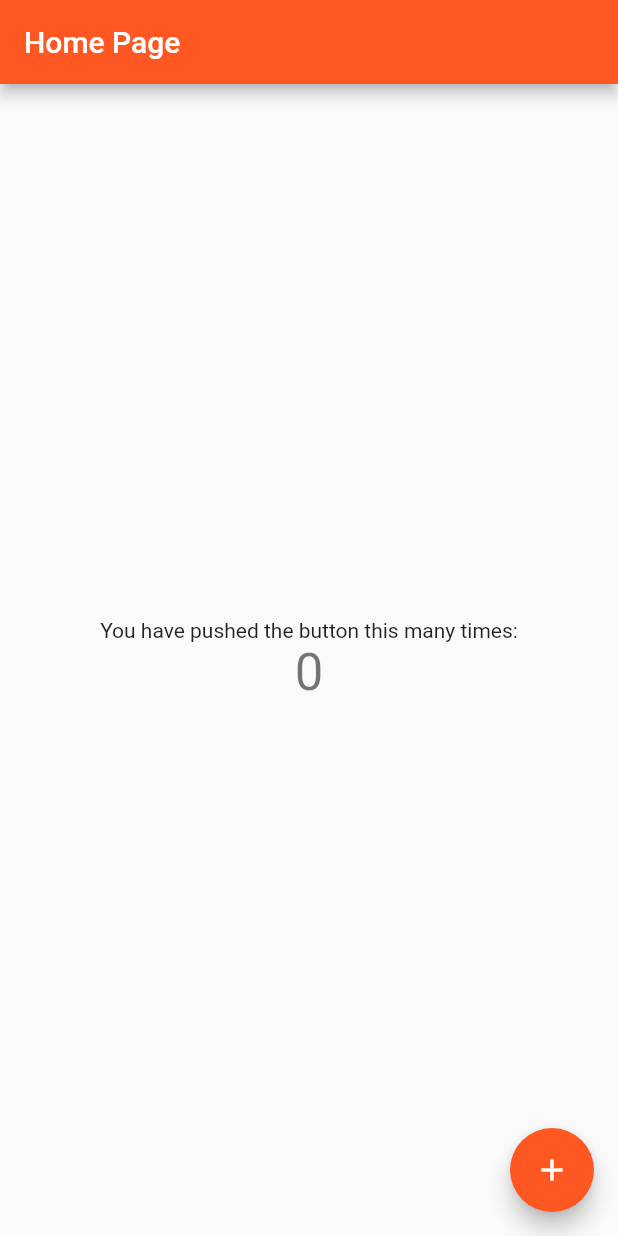
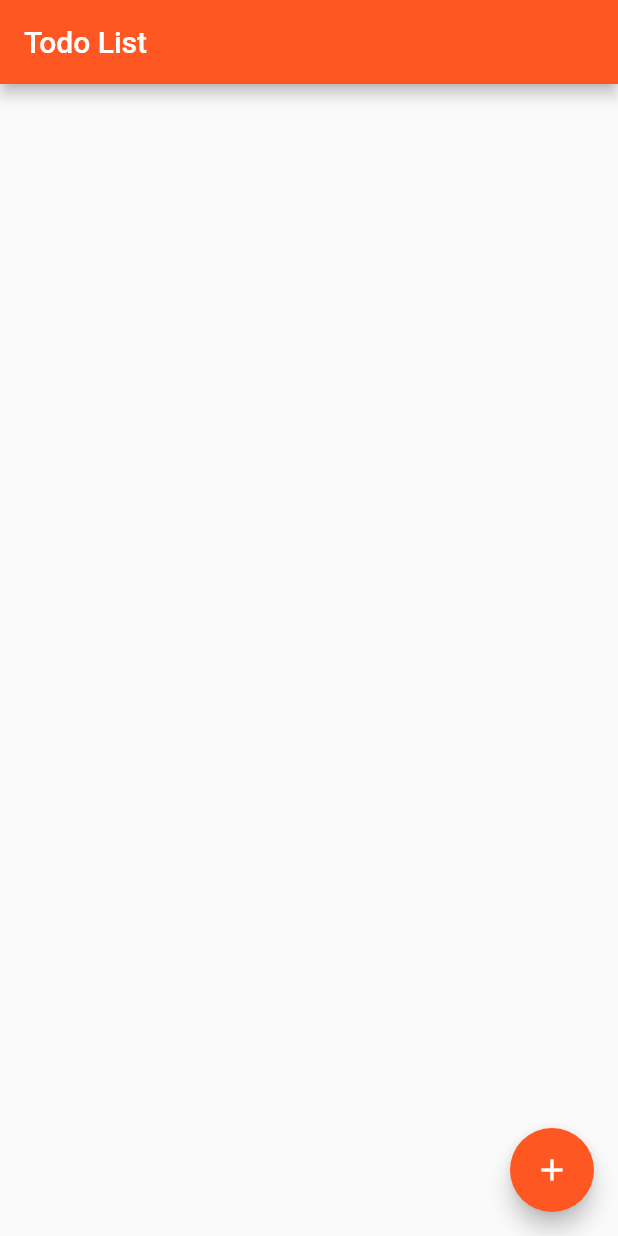
Before and after one commit to spokk/jython-todo, a Flutter app: the screen it shows after launch, on a phone screen of 412 x 824 dp. Run offline on Flutter 3.47's test engine with Material 2 defaults, Android fonts, the phone set to English and light mode, and no system bars.

Commit message:
Simple todo (#14)
* Add state

* Todo list ui backbone

* Add mock lib for dart and add widget test

* update test

```diff
--- a/mobile-app/mobile_app/lib/main.dart
+++ b/mobile-app/mobile_app/lib/main.dart
@@ -5,82 +5,112 @@ void main() => runApp(MyApp());
 class MyApp extends StatelessWidget {
   @override
   Widget build(BuildContext context) {
-    return MaterialApp(
+    return new MaterialApp(
       title: 'TODO',
       theme: ThemeData(
         primarySwatch: Colors.deepOrange,
       ),
-      home: MyHomePage(title: 'Home Page'),
+      home: new TodoList()
     );
   }
 }
 
-class MyHomePage extends StatefulWidget {
-  MyHomePage({Key key, this.title}) : super(key: key);
-  final String title;
-
+class TodoList extends StatefulWidget {
   @override
-  _MyHomePageState createState() => _MyHomePageState();
+  createState () => new TodoListState();
 }
 
-class _MyHomePageState extends State<MyHomePage> {
-  int _counter = 0;
+class TodoListState extends State<TodoList> {
+  List<String> _todoItems = [];
 
-  void _incrementCounter() {
-    setState(() {
-      _counter++;
-    });
+  void _addTodoItem(String task) {
+    if (task.length > 0) {
+      setState(() => _todoItems.add(task));
+    }
+  }
+
+  void _removeTodoItem(int index) {
+    setState(() => _todoItems.removeAt(index));
+  }
+
+  void _promptRemoveTodoItem(int index) {
+    showDialog(
+      context: context,
+      builder: (BuildContext context) {
+        return new AlertDialog(
+          title: new Text('Mark "${_todoItems[index]}" as done?'),
+          actions: <Widget>[
+            new FlatButton(
+              child: new Text('CANCEL'),
+              onPressed: () => Navigator.of(context).pop(),
+            ),
+            new FlatButton(
+              child: new Text('MARK AS DONE'),
+              onPressed: () {
+                _removeTodoItem(index);
+                Navigator.of(context).pop();
+              },
+            )
+          ],
+        );
+      }
+    );
+  }
+
+  Widget _buildTodoList() {
+    return new ListView.builder(
+      itemBuilder: (context, index) {
+        if (index < _todoItems.length) {
+          return _buildTodoItem(_todoItems[index], index);
+        }
+      }
+    );
+  }
+
+  Widget _buildTodoItem(String todoText, int index) {
+    return new ListTile(
+      title: new Text(todoText),
+      onTap: () => _promptRemoveTodoItem(index)
+    );
   }
 
   @override
   Widget build(BuildContext context) {
-    // This method is rerun every time setState is called, for instance as done
-    // by the _incrementCounter method above.
-    //
-    // The Flutter framework has been optimized to make rerunning build methods
-    // fast, so that you can just rebuild anything that needs updating rather
-    // than having to individually change instances of widgets.
-    return Scaffold(
-      appBar: AppBar(
-        // Here we take the value from the MyHomePage object that was created by
-        // the App.build method, and use it to set our appbar title.
-        title: Text(widget.title),
+    return new Scaffold(
+      appBar: new AppBar(
+        title: new Text('Todo List'),
       ),
-      body: Center(
-        // Center is a layout widget. It takes a single child and positions it
-        // in the middle of the parent.
-        child: Column(
-          // Column is also a layout widget. It takes a list of children and
-          // arranges them vertically. By default, it sizes itself to fit its
-          // children horizontally, and tries to be as tall as its parent.
-          //
-          // Invoke "debug painting" (press "p" in the console, choose the
-          // "Toggle Debug Paint" action from the Flutter Inspector in Android
-          // Studio, or the "Toggle Debug Paint" command in Visual Studio Code)
-          // to see the wireframe for each widget.
-          //
-          // Column has various properties to control how it sizes itself and
-          // how it positions its children. Here we use mainAxisAlignment to
-          // center the children vertically; the main axis here is the vertical
-          // axis because Columns are vertical (the cross axis would be
-          // horizontal).
-          mainAxisAlignment: MainAxisAlignment.center,
-          children: <Widget>[
-            Text(
-              'You have pushed the button this many times:',
+      body: _buildTodoList(),
+      floatingActionButton: new FloatingActionButton(
+        onPressed: _pushAddTodoScreen,
+        tooltip: 'Add task',
+        child: new Icon(Icons.add),
+      ),
+    );
+  }
+
+  void _pushAddTodoScreen() {
+    Navigator.of(context).push(
+      new MaterialPageRoute(
+        builder: (context) {
+          return new Scaffold(
+            appBar: new AppBar(
+              title: new Text('Add a new task'),
             ),
-            Text(
-              '$_counter',
-              style: Theme.of(context).textTheme.display1,
+            body: new TextField(
+              autofocus: true,
+              onSubmitted: (val) {
+                _addTodoItem(val);
+                Navigator.pop(context);
+              },
+              decoration: new InputDecoration(
+                hintText: 'Enter something to do...',
+                contentPadding: const EdgeInsets.all(16.0)
+              ),
             ),
-          ],
-        ),
-      ),
-      floatingActionButton: FloatingActionButton(
-        onPressed: _incrementCounter,
-        tooltip: 'Increment',
-        child: Icon(Icons.add),
-      ), // This trailing comma makes auto-formatting nicer for build methods.
+          );
+        }
+      )
     );
   }
 }
--- a/mobile-app/mobile_app/pubspec.yaml
+++ b/mobile-app/mobile_app/pubspec.yaml
@@ -25,6 +25,7 @@ dependencies:
   cupertino_icons: ^0.1.2
 
 dev_dependencies:
+  mockito: ^4.1.1
   flutter_test:
     sdk: flutter
 
```
Also changed, not shown: mobile-app/mobile_app/pubspec.lock, 1 other file.
